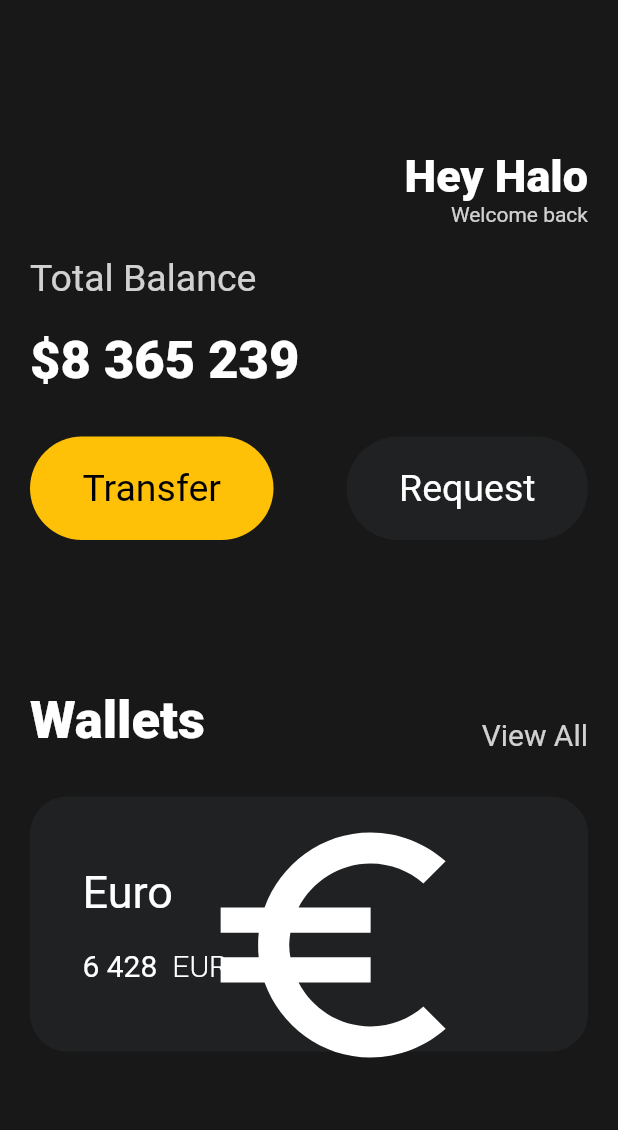
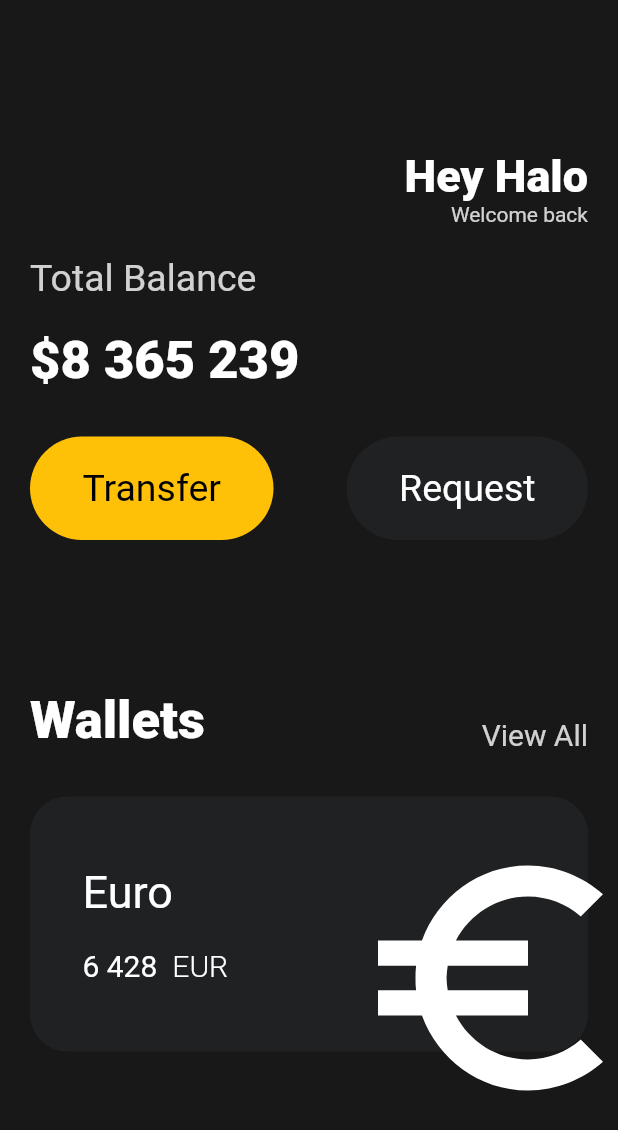
Before and after one commit to grootwo/Flutter-studying, a Flutter app: the screen it shows after launch, on a phone screen of 412 x 824 dp. Shown: the top 1130 px of the screen. Run offline on Flutter 3.47's test engine with Material 2 defaults, Android fonts, the phone set to English and light mode, and no system bars.

Commit message:
Align items

```diff
--- a/toonviewer/lib/main.dart
+++ b/toonviewer/lib/main.dart
@@ -121,6 +121,7 @@ class App extends StatelessWidget {
                   child: Padding(
                     padding: const EdgeInsets.all(35),
                     child: Row(
+                      mainAxisAlignment: MainAxisAlignment.spaceBetween,
                       children: [
                         Column(
                           crossAxisAlignment: CrossAxisAlignment.start,
@@ -162,7 +163,7 @@ class App extends StatelessWidget {
                         Transform.scale(
                           scale: 2,
                           child: Transform.translate(
-                            offset: const Offset(10, 7),
+                            offset: const Offset(10, 18),
                             child: const Icon(
                               Icons.euro_symbol,
                               color: Colors.white,
```
